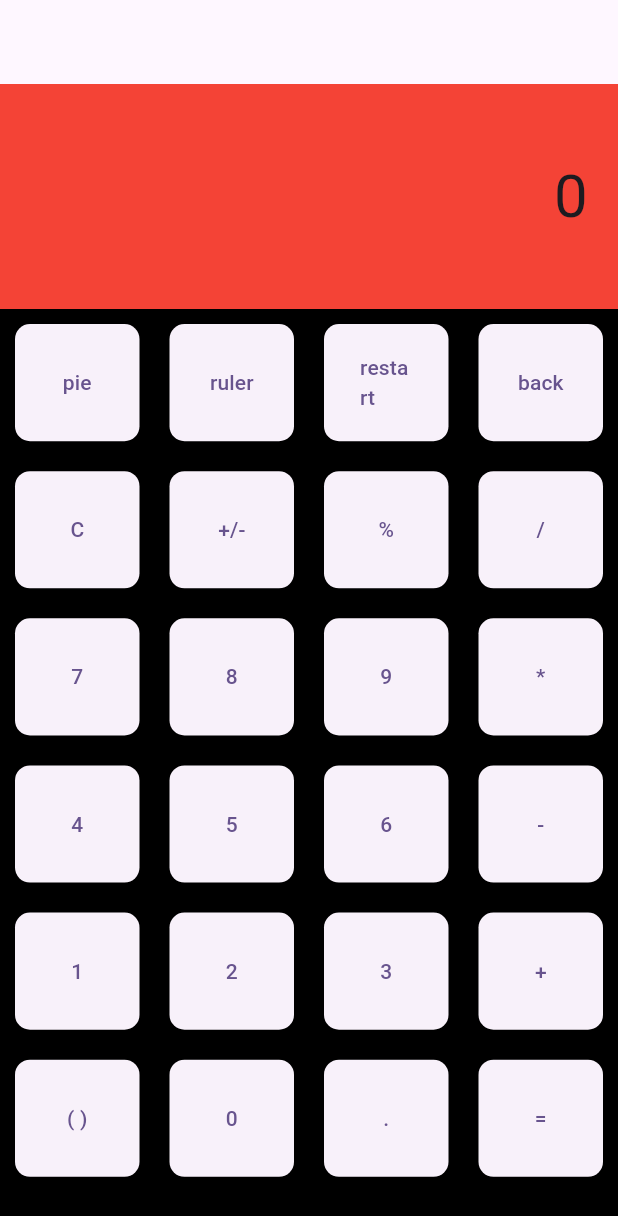
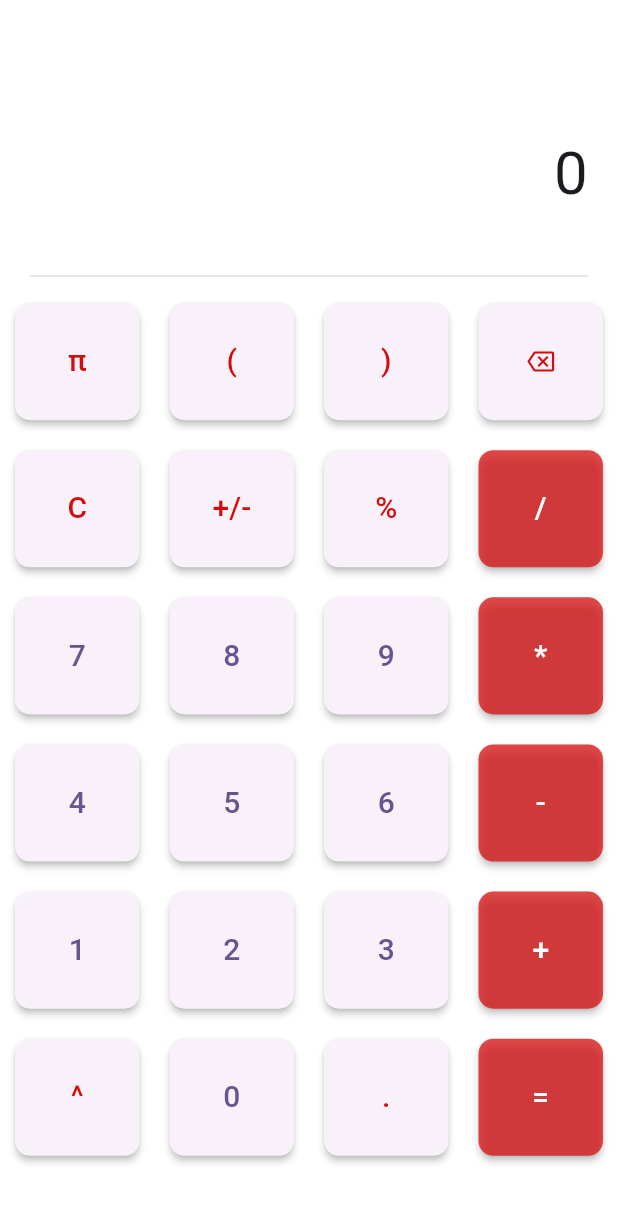
Before and after one commit to Ali-Hadi-Ismail/Calculator, a Flutter app: the screen it shows after launch, on a phone screen of 412 x 824 dp. Shown: the top 1216 px of the screen. Run offline on Flutter 3.47's test engine with Material 3 defaults, Android fonts, the phone set to English and light mode, and no system bars; missing offline and left inert: eval_ex.

Commit message:
add functinality

```diff
--- a/calculator/lib/classes/buttons.dart
+++ b/calculator/lib/classes/buttons.dart
@@ -3,30 +3,72 @@ import 'package:flutter/material.dart';
 class CalculatorButton extends StatelessWidget {
   final String value;
   final void Function() onPressed;
-  final String isNumber;
-  CalculatorButton(
-    this.value,
-    this.onPressed,
-    this.isNumber,
-  );
+  //type : op se nu eq
+  final String type;
+  final myIcon;
+  CalculatorButton(this.value, this.onPressed, this.type, {this.myIcon});
 
   @override
   Widget build(BuildContext context) {
     return Container(
       margin: EdgeInsets.all(10), // Margin around the button
-      child: ElevatedButton(
+      child: calc_button(),
+    );
+  }
+
+  ElevatedButton calc_button() {
+    if (type == "nu") {
+      return ElevatedButton(
         onPressed: onPressed,
-        child: Text(
-          value,
-          style: TextStyle(fontSize: 14), // Text size
-        ),
+        child: textOrIcon(),
         style: ElevatedButton.styleFrom(
+          elevation: 2,
           shape: RoundedRectangleBorder(
             borderRadius: BorderRadius.circular(10), // Button radius
           ),
           // Button color
         ),
-      ),
-    );
+      );
+    } else if (type == "op" || type == "eq") {
+      return ElevatedButton(
+        onPressed: onPressed,
+        child: textOrIcon(),
+        style: ElevatedButton.styleFrom(
+          elevation: 2,
+          backgroundColor: Color.fromARGB(193, 216, 16, 16),
+
+          foregroundColor: Colors.white,
+          shape: RoundedRectangleBorder(
+            borderRadius: BorderRadius.circular(10), // Button radius
+          ),
+          // Button color
+        ),
+      );
+    } else {
+      return ElevatedButton(
+        onPressed: onPressed,
+        child: textOrIcon(),
+        style: ElevatedButton.styleFrom(
+          elevation: 2,
+
+          foregroundColor: Color.fromARGB(255, 214, 12, 12),
+          shape: RoundedRectangleBorder(
+            borderRadius: BorderRadius.circular(10), // Button radius
+          ),
+          // Button color
+        ),
+      );
+    }
+  }
+
+  Widget textOrIcon() {
+    if (myIcon == null) {
+      return Text(
+        value,
+        style: TextStyle(fontSize: 20), // Text size
+      );
+    } else {
+      return Icon(myIcon);
+    }
   }
 }
--- a/calculator/lib/main.dart
+++ b/calculator/lib/main.dart
@@ -1,7 +1,15 @@
 import 'package:calculator/screens/calculatorScreen.dart';
 import 'package:flutter/material.dart';
+import 'package:flutter/services.dart';
 
 void main() {
+  WidgetsFlutterBinding.ensureInitialized();
+  SystemChrome.setPreferredOrientations([
+    DeviceOrientation.portraitUp,
+    DeviceOrientation.portraitDown,
+  ]).then((_) {
+    runApp(MyApp());
+  });
   runApp(const MyApp());
 }
 
@@ -11,7 +19,8 @@ class MyApp extends StatelessWidget {
   @override
   Widget build(BuildContext context) {
     return MaterialApp(
-      title: 'Flutter Demo',
+      debugShowCheckedModeBanner: false,
+      title: 'Calculator',
       theme: ThemeData(
         colorScheme: ColorScheme.fromSeed(seedColor: Colors.deepPurple),
         useMaterial3: true,
```
Also changed, not shown: calculator/lib/screens/calculatorScreen.dart (+177 -29 lines), calculator/pubspec.yaml (+4 -4 lines), calculator/pubspec.lock.
